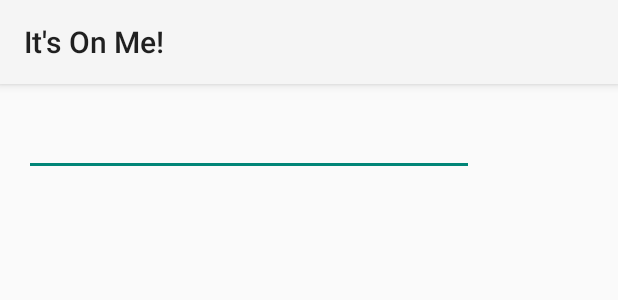
After one commit to jwbuurlage/itsonme, an Android app: the layout activity_create_group.xml on its own in the app's theme, with its tools: preview values and no code run, on a phone screen of 412 x 824 dp. The commit adds this screen. Shown: the top 300 px of the screen. Run offline under Robolectric (Android 15) with nearby library versions, the phone set to English and light mode, and no system bars.

Commit message:
start working on creation

```diff
--- a/android/app/src/main/AndroidManifest.xml
+++ b/android/app/src/main/AndroidManifest.xml
@@ -35,6 +35,10 @@
                 android:name="android.support.PARENT_ACTIVITY"
                 android:value="hack.goodnight.itsonme.Login" />
         </activity>
+        <activity
+            android:name="hack.goodnight.itsonme.CreateGroupActivity"
+            android:label="@string/title_activity_create_group" >
+        </activity>
     </application>
 
 </manifest>
--- /dev/null
+++ b/android/app/src/main/res/layout/activity_create_group.xml
@@ -0,0 +1,15 @@
+<LinearLayout xmlns:android="http://schemas.android.com/apk/res/android"
+    xmlns:tools="http://schemas.android.com/tools" android:layout_width="match_parent"
+    android:layout_height="match_parent" android:paddingLeft="@dimen/activity_horizontal_margin"
+    android:paddingRight="@dimen/activity_horizontal_margin"
+    android:paddingTop="@dimen/activity_vertical_margin"
+    android:paddingBottom="@dimen/activity_vertical_margin"
+    tools:context="hack.goodnight.itsonme.CreateGroupActivity">
+
+    <EditText
+        android:layout_width="300dp"
+        android:layout_height="wrap_content"
+        android:id="@+id/editText"
+        android:layout_alignParentStart="false"
+        android:layout_centerInParent="true" />
+</LinearLayout>
--- a/android/app/src/main/res/layout/activity_lobby.xml
+++ b/android/app/src/main/res/layout/activity_lobby.xml
@@ -19,6 +19,8 @@
         android:layout_marginRight="20dp"
         android:layout_marginBottom="20dp"
         android:visibility="visible"
-        android:background="@drawable/com_facebook_button_check" />
+        android:background="@drawable/com_facebook_close"
+        android:clickable="true"
+        android:onClick="createGroup" />
 
 </RelativeLayout>
--- /dev/null
+++ b/android/app/src/main/res/menu/menu_create_group.xml
@@ -0,0 +1,6 @@
+<menu xmlns:android="http://schemas.android.com/apk/res/android"
+    xmlns:tools="http://schemas.android.com/tools"
+    tools:context="hack.goodnight.itsonme.CreateGroupActivity">
+    <item android:id="@+id/action_settings" android:title="@string/action_settings"
+        android:orderInCategory="100" android:showAsAction="never" />
+</menu>
--- a/android/app/src/main/res/values/strings.xml
+++ b/android/app/src/main/res/values/strings.xml
@@ -2,9 +2,10 @@
 <resources>
 
     <string name="facebook_app_id">"1491544841117864"</string>
-    <string name="app_name">It\'s On Me</string>
+    <string name="app_name">It\'s On Me!</string>
     <string name="hello_world">Hello world!</string>
     <string name="action_settings">Settings</string>
-    <string name="title_activity_lobby">LobbyActivity</string>
+    <string name="title_activity_lobby">Groups</string>
+    <string name="title_activity_create_group">Create Group</string>
 
 </resources>
```
Also changed, not shown: android/app/src/main/java/hack/goodnight/itsonme/CreateGroupActivity.java (added, +39 -0 lines), android/app/src/main/java/hack/goodnight/itsonme/LobbyActivity.java (+11 -0 lines).
